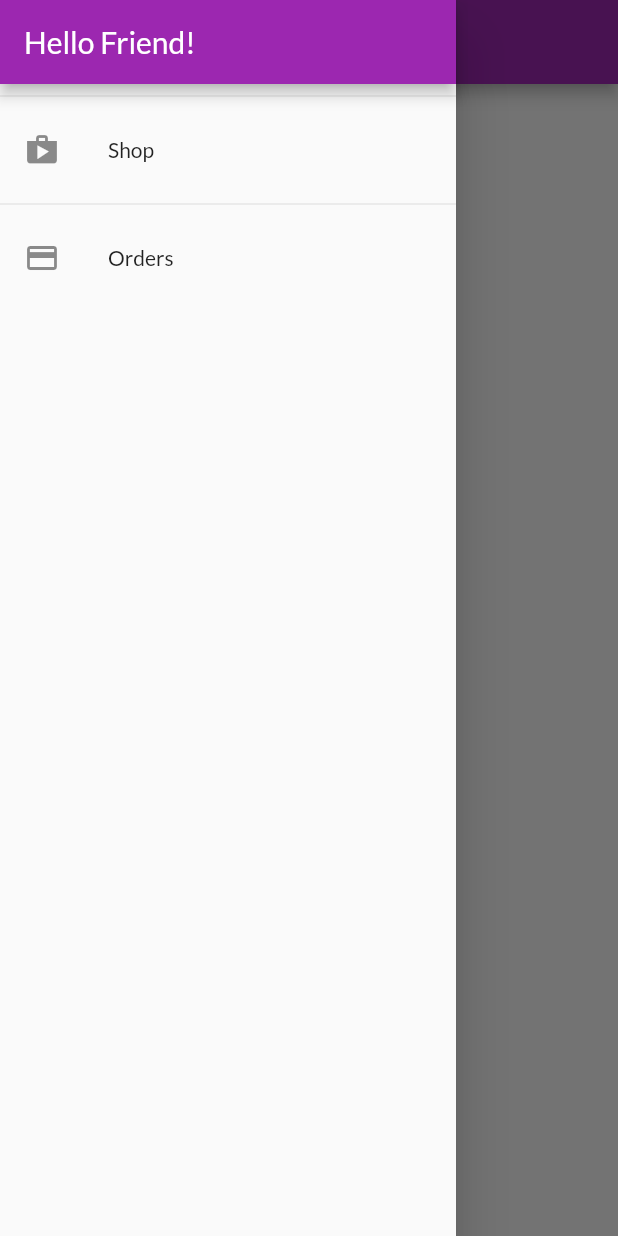
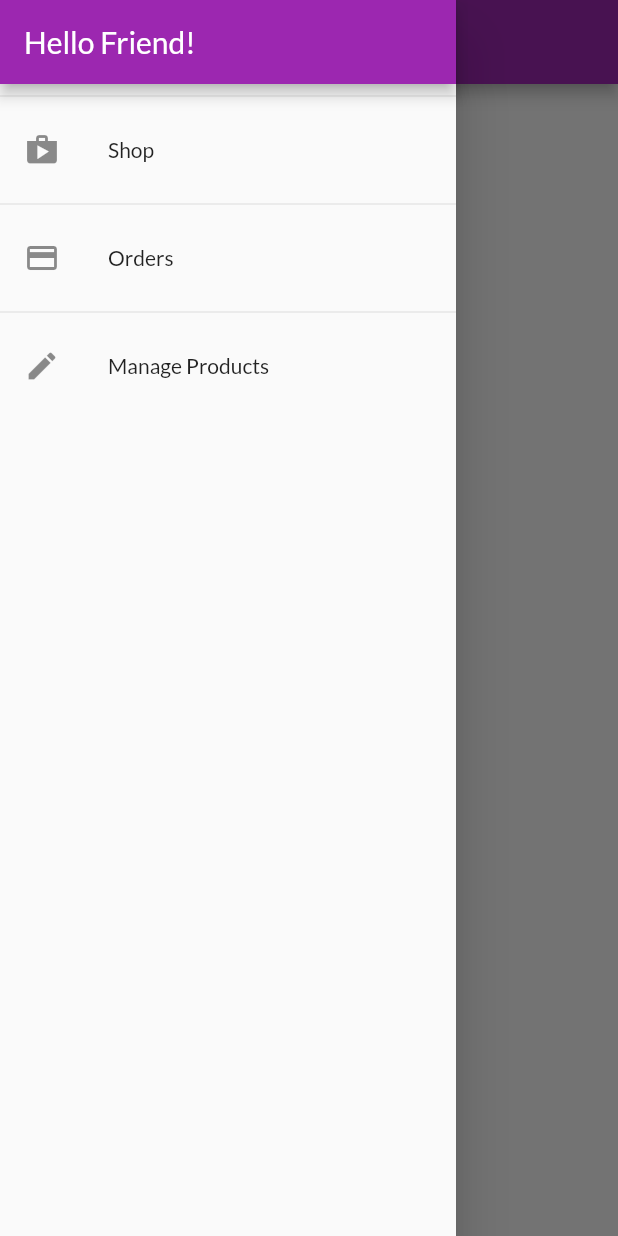
Before and after one commit to kelepro/shop_app, a Flutter app: the OrdersScreen screen opened by its route, with the side drawer open, on a phone screen of 412 x 824 dp. Run offline on Flutter 3.47's test engine with Material 2 defaults, Android fonts, the phone set to English and light mode, and no system bars; network calls fail.

Commit message:
add new menu item to appdrawer

```diff
--- a/lib/main.dart
+++ b/lib/main.dart
@@ -8,6 +8,7 @@ import './providers/products.dart';
 import './providers/cart.dart';
 import './providers/orders.dart';
 import './screens/orders_screen.dart';
+import 'screens/user_products_screen.dart';
 
 void main() => runApp(MyApp());
 
@@ -38,6 +39,7 @@ class MyApp extends StatelessWidget {
             ProductDetailScreen.routeName: (ctx) => ProductDetailScreen(),
             CartScreen.routeName: (ctx) => CartScreen(),
             OrdersScreen.routeName: (ctx) => OrdersScreen(),
+            UserProductsScreen.routeName: (ctx) => UserProductsScreen(),
           }),
     );
   }
--- a/lib/widgets/app_drawer.dart
+++ b/lib/widgets/app_drawer.dart
@@ -1,4 +1,5 @@
 import 'package:flutter/material.dart';
+import '../screens/user_products_screen.dart';
 
 import '../screens/orders_screen.dart';
 
@@ -29,6 +30,15 @@ class AppDrawer extends StatelessWidget {
                   .pushReplacementNamed(OrdersScreen.routeName);
             },
           ),
+          Divider(),
+          ListTile(
+            leading: Icon(Icons.edit),
+            title: Text('Manage Products'),
+            onTap: () {
+              Navigator.of(context)
+                  .pushReplacementNamed(UserProductsScreen.routeName);
+            },
+          ),
         ],
       ),
     );
```
